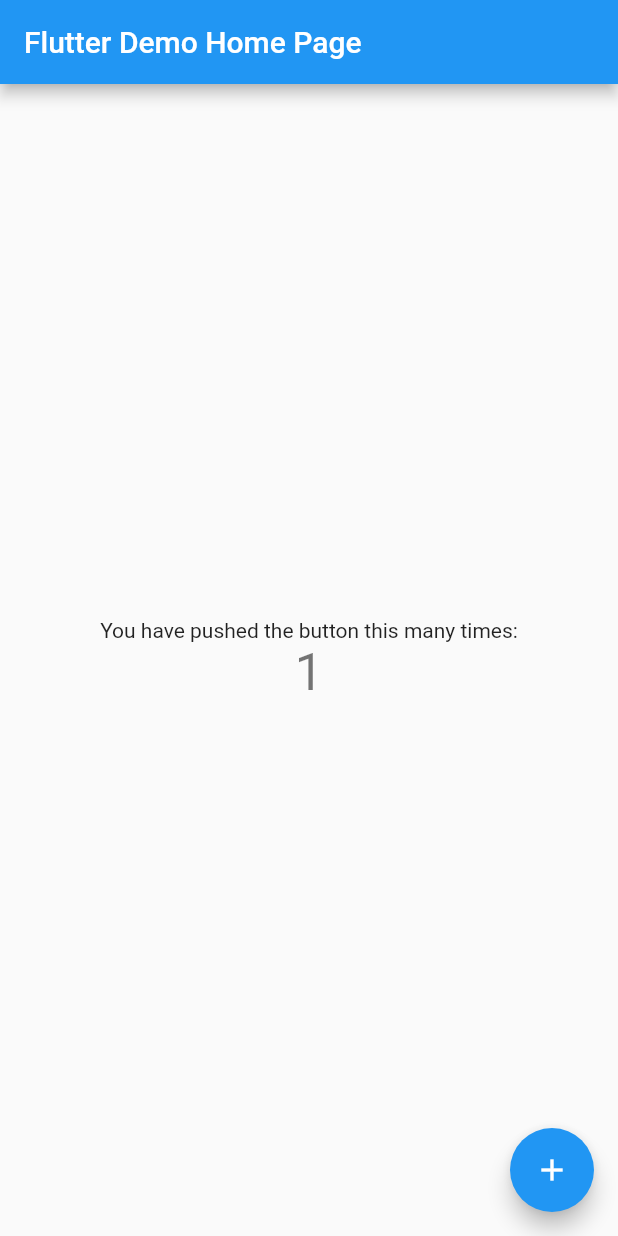
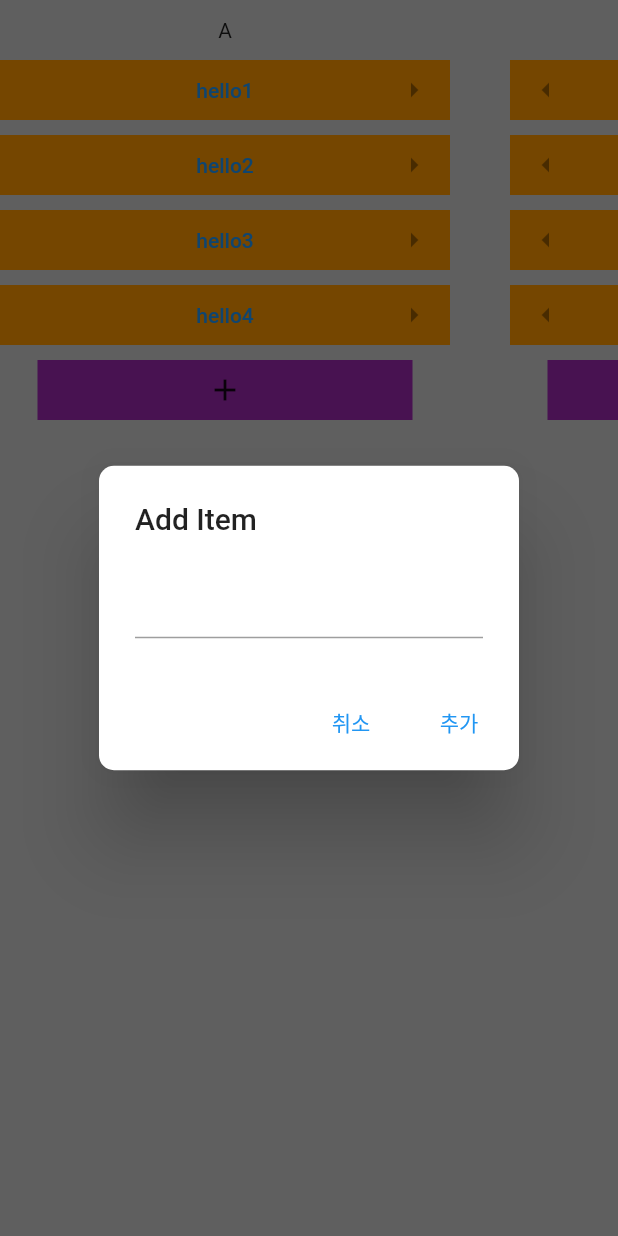
Before and after one commit to JoMinSeo/flutter_interview_task, a Flutter app: the screen it shows after launch, after a tap on the "add" icon, on a phone screen of 412 x 824 dp. Run offline on Flutter 3.47's test engine with Material 2 defaults, Android fonts, the phone set to English and light mode, and no system bars.

Commit message:
feat: Todo 추가/수정 기능 구현

```diff
--- a/lib/main.dart
+++ b/lib/main.dart
@@ -1,4 +1,7 @@
 import 'package:flutter/material.dart';
+import 'package:flutter_interview_task/provider/home_provider.dart';
+import 'package:flutter_interview_task/screens/home_screen.dart';
+import 'package:provider/provider.dart';
 
 void main() {
   runApp(const MyApp());
@@ -7,109 +10,20 @@
 class MyApp extends StatelessWidget {
   const MyApp({Key? key}) : super(key: key);
 
-  // This widget is the root of your application.
   @override
   Widget build(BuildContext context) {
-    return MaterialApp(
-      title: 'Flutter Demo',
-      theme: ThemeData(
-        // This is the theme of your application.
-        //
-        // Try running your application with "flutter run". You'll see the
-        // application has a blue toolbar. Then, without quitting the app, try
-        // changing the primarySwatch below to Colors.green and then invoke
-        // "hot reload" (press "r" in the console where you ran "flutter run",
-        // or simply save your changes to "hot reload" in a Flutter IDE).
-        // Notice that the counter didn't reset back to zero; the application
-        // is not restarted.
-        primarySwatch: Colors.blue,
+    return MultiProvider(
+      providers: [
+        ChangeNotifierProvider.value(value: HomeProvider()),
+      ],
+      child: MaterialApp(
+        title: 'Flutter Demo',
+        debugShowCheckedModeBanner: false,
+        theme: ThemeData(
+          primarySwatch: Colors.blue,
+        ),
+        home: HomeScreen(),
       ),
-      home: const MyHomePage(title: 'Flutter Demo Home Page'),
     );
   }
 }
-
-class MyHomePage extends StatefulWidget {
-  const MyHomePage({Key? key, required this.title}) : super(key: key);
-
-  // This widget is the home page of your application. It is stateful, meaning
-  // that it has a State object (defined below) that contains fields that affect
-  // how it looks.
-
-  // This class is the configuration for the state. It holds the values (in this
-  // case the title) provided by the parent (in this case the App widget) and
-  // used by the build method of the State. Fields in a Widget subclass are
-  // always marked "final".
-
-  final String title;
-
-  @override
-  State<MyHomePage> createState() => _MyHomePageState();
-}
-
-class _MyHomePageState extends State<MyHomePage> {
-  int _counter = 0;
-
-  void _incrementCounter() {
-    setState(() {
-      // This call to setState tells the Flutter framework that something has
-      // changed in this State, which causes it to rerun the build method below
-      // so that the display can reflect the updated values. If we changed
-      // _counter without calling setState(), then the build method would not be
-      // called again, and so nothing would appear to happen.
-      _counter++;
-    });
-  }
-
-  @override
-  Widget build(BuildContext context) {
-    // This method is rerun every time setState is called, for instance as done
-    // by the _incrementCounter method above.
-    //
-    // The Flutter framework has been optimized to make rerunning build methods
-    // fast, so that you can just rebuild anything that needs updating rather
-    // than having to individually change instances of widgets.
-    return Scaffold(
-      appBar: AppBar(
-        // Here we take the value from the MyHomePage object that was created by
-        // the App.build method, and use it to set our appbar title.
-        title: Text(widget.title),
-      ),
-      body: Center(
-        // Center is a layout widget. It takes a single child and positions it
-        // in the middle of the parent.
-        child: Column(
-          // Column is also a layout widget. It takes a list of children and
-          // arranges them vertically. By default, it sizes itself to fit its
-          // children horizontally, and tries to be as tall as its parent.
-          //
-          // Invoke "debug painting" (press "p" in the console, choose the
-          // "Toggle Debug Paint" action from the Flutter Inspector in Android
-          // Studio, or the "Toggle Debug Paint" command in Visual Studio Code)
-          // to see the wireframe for each widget.
-          //
-          // Column has various properties to control how it sizes itself and
-          // how it positions its children. Here we use mainAxisAlignment to
-          // center the children vertically; the main axis here is the vertical
-          // axis because Columns are vertical (the cross axis would be
-          // horizontal).
-          mainAxisAlignment: MainAxisAlignment.center,
-          children: <Widget>[
-            const Text(
-              'You have pushed the button this many times:',
-            ),
-            Text(
-              '$_counter',
-              style: Theme.of(context).textTheme.headline4,
-            ),
-          ],
-        ),
-      ),
-      floatingActionButton: FloatingActionButton(
-        onPressed: _incrementCounter,
-        tooltip: 'Increment',
-        child: const Icon(Icons.add),
-      ), // This trailing comma makes auto-formatting nicer for build methods.
-    );
-  }
-}
--- /dev/null
+++ b/lib/models/page_model.dart
@@ -0,0 +1,11 @@
+import 'package:flutter_interview_task/models/todo_model.dart';
+
+class PageData {
+  PageData({
+    required this.pageName,
+    required this.items,
+  });
+
+  String pageName;
+  List<Todo> items;
+}
--- /dev/null
+++ b/lib/models/todo_model.dart
@@ -0,0 +1,9 @@
+class Todo {
+  Todo({
+    required this.idx,
+    required this.content,
+  });
+
+  int idx;
+  String content;
+}
--- /dev/null
+++ b/lib/provider/home_provider.dart
@@ -0,0 +1,52 @@
+import 'package:flutter/cupertino.dart';
+import 'package:flutter_interview_task/models/todo_model.dart';
+import 'package:flutter_interview_task/models/page_model.dart';
+
+class HomeProvider extends ChangeNotifier {
+  List<PageData> _pageList = [
+    PageData(pageName: 'A', items: [
+      Todo(idx: 1, content: "hello1"),
+      Todo(idx: 2, content: "hello2"),
+      Todo(idx: 3, content: "hello3"),
+      Todo(idx: 4, content: "hello4"),
+    ]),
+    PageData(pageName: 'B', items: [
+      Todo(idx: 1, content: "hello1"),
+      Todo(idx: 2, content: "hello2"),
+      Todo(idx: 3, content: "hello3"),
+      Todo(idx: 4, content: "hello4"),
+    ]),
+    PageData(pageName: 'C', items: [
+      Todo(idx: 1, content: "hello1"),
+      Todo(idx: 2, content: "hello2"),
+      Todo(idx: 3, content: "hello3"),
+      Todo(idx: 4, content: "hello4"),
+    ]),
+    PageData(pageName: 'D', items: [
+      Todo(idx: 1, content: "hello1"),
+      Todo(idx: 2, content: "hello2"),
+      Todo(idx: 3, content: "hello3"),
+      Todo(idx: 4, content: "hello4"),
+    ]),
+  ];
+
+  final TextEditingController _todoTextController = TextEditingController();
+
+  TextEditingController get todoTextController => _todoTextController;
+
+  List<PageData> get pageList => _pageList;
+
+  set pageList(List<PageData> value) {
+    _pageList = value;
+  }
+
+  void add(PageData pageData, Todo item) {
+    pageData.items.add(item);
+    notifyListeners();
+  }
+
+  void modify(PageData pageData, int idx, String content) {
+    pageData.items[idx - 1].content = content;
+    notifyListeners();
+  }
+}
--- /dev/null
+++ b/lib/screens/home_screen.dart
@@ -0,0 +1,167 @@
+import 'package:flutter/foundation.dart';
+import 'package:flutter/material.dart';
+import 'package:flutter_interview_task/models/todo_model.dart';
+import 'package:flutter_interview_task/models/page_model.dart';
+import 'package:flutter_interview_task/provider/home_provider.dart';
+import 'package:flutter_interview_task/widgets/custom_button.dart';
+import 'package:flutter_interview_task/widgets/custom_list_tile.dart';
+import 'package:provider/provider.dart';
+
+class HomeScreen extends StatefulWidget {
+  const HomeScreen({Key? key}) : super(key: key);
+
+  @override
+  _HomeScreenState createState() => _HomeScreenState();
+}
+
+class _HomeScreenState extends State<HomeScreen> {
+  @override
+  Widget build(BuildContext context) {
+    final homeProvider = Provider.of<HomeProvider>(context);
+    return Scaffold(
+      backgroundColor: const Color(0xFFCFCFCF),
+      body: SafeArea(
+        child: ListView(
+          scrollDirection: Axis.horizontal,
+          children: getColumns(homeProvider.pageList, homeProvider),
+        ),
+      ),
+    );
+  }
+
+  List<Widget> getColumns(List<PageData> pages, HomeProvider homeProvider) {
+    return pages
+        .map(
+          (e) => Padding(
+            padding: const EdgeInsets.only(right: 40),
+            child: Container(
+              width: 300,
+              height: 400,
+              child: Column(
+                children: [
+                  Container(
+                    height: 40,
+                    child: Center(
+                      child: Text(e.pageName),
+                    ),
+                  ),
+                  Expanded(
+                    child: SingleChildScrollView(
+                      child: Column(
+                        children: [
+                          ListView.separated(
+                            shrinkWrap: true,
+                            physics: const ClampingScrollPhysics(),
+                            itemBuilder: (BuildContext context, int index) {
+                              var pageIndex = homeProvider.pageList.indexWhere(
+                                  (element) => element.pageName == e.pageName);
+
+                              return CustomListTile(
+                                content: e.items[index].content,
+                                onTextTap: () => showModifyDialog(
+                                    context, homeProvider, e, e.items[index]),
+                                leftVisible: pageIndex == 0 ? false : true,
+                                rightVisible: pageIndex ==
+                                        homeProvider.pageList.length - 1
+                                    ? false
+                                    : true,
+                              );
+                            },
+                            separatorBuilder:
+                                (BuildContext context, int index) =>
+                                    const SizedBox(height: 10),
+                            itemCount: e.items.length,
+                          ),
+                          CustomButton(
+                            iconData: Icons.add,
+                            onTap: () =>
+                                showAddDialog(context, homeProvider, e),
+                          )
+                        ],
+                      ),
+                    ),
+                  ),
+                ],
+              ),
+            ),
+          ),
+        )
+        .toList();
+  }
+
+  showAddDialog(
+    BuildContext context,
+    HomeProvider homeProvider,
+    PageData pageData,
+  ) {
+    showDialog(
+      context: context,
+      builder: (context) {
+        return AlertDialog(
+          shape:
+              RoundedRectangleBorder(borderRadius: BorderRadius.circular(10.0)),
+          title: const Text("Add Item"),
+          content: TextField(controller: homeProvider.todoTextController),
+          actions: [
+            TextButton(
+              child: const Text("취소"),
+              onPressed: () {
+                homeProvider.todoTextController.text = "";
+                Navigator.pop(context);
+              },
+            ),
+            TextButton(
+              child: const Text("추가"),
+              onPressed: () {
+                homeProvider.add(
+                    pageData,
+                    Todo(
+                        idx: pageData.items.length + 1,
+                        content: homeProvider.todoTextController.text));
+                homeProvider.todoTextController.clear();
+                Navigator.pop(context);
+              },
+            ),
+          ],
+        );
+      },
+    );
+  }
+
+  showModifyDialog(
+    BuildContext context,
+    HomeProvider homeProvider,
+    PageData pageData,
+    Todo currentTodo,
+  ) {
+    showDialog(
+      context: context,
+      builder: (context) {
+        return AlertDialog(
+          shape:
+              RoundedRectangleBorder(borderRadius: BorderRadius.circular(10.0)),
+          title: const Text("Modify Item"),
+          content: TextField(controller: homeProvider.todoTextController),
+          actions: [
+            TextButton(
+              child: const Text("취소"),
+              onPressed: () {
+                homeProvider.todoTextController.text = "";
+                Navigator.pop(context);
+              },
+            ),
+            TextButton(
+              child: const Text("수정"),
+              onPressed: () {
+                homeProvider.modify(pageData, currentTodo.idx,
+                    homeProvider.todoTextController.text);
+                homeProvider.todoTextController.clear();
+                Navigator.pop(context);
+              },
+            ),
+          ],
+        );
+      },
+    );
+  }
+}
--- /dev/null
+++ b/lib/widgets/custom_button.dart
@@ -0,0 +1,37 @@
+import 'package:flutter/material.dart';
+
+class CustomButton extends StatefulWidget {
+  const CustomButton({
+    Key? key,
+    required this.iconData,
+    required this.onTap,
+  }) : super(key: key);
+
+  final IconData? iconData;
+  final VoidCallback? onTap;
+
+  @override
+  _CustomButtonState createState() => _CustomButtonState();
+}
+
+class _CustomButtonState extends State<CustomButton> {
+  @override
+  Widget build(BuildContext context) {
+    return Padding(
+      padding: const EdgeInsets.only(top: 10),
+      child: GestureDetector(
+        onTap: widget.onTap,
+        child: Container(
+          color: Colors.purple,
+          width: 250,
+          height: 40,
+          child: Center(
+            child: Icon(
+              widget.iconData,
+            ),
+          ),
+        ),
+      ),
+    );
+  }
+}
--- /dev/null
+++ b/lib/widgets/custom_list_tile.dart
@@ -0,0 +1,54 @@
+import 'package:flutter/material.dart';
+
+class CustomListTile extends StatefulWidget {
+  const CustomListTile({
+    Key? key,
+    required this.content,
+    required this.onTextTap,
+    this.leftVisible = true,
+    this.rightVisible = true,
+  }) : super(key: key);
+
+  final String content;
+  final bool leftVisible;
+  final bool rightVisible;
+  final VoidCallback? onTextTap;
+
+  @override
+  _CustomListTileState createState() => _CustomListTileState();
+}
+
+class _CustomListTileState extends State<CustomListTile> {
+  @override
+  Widget build(BuildContext context) {
+    return Container(
+      width: 250,
+      height: 40,
+      color: Colors.orange,
+      child: Row(
+        mainAxisSize: MainAxisSize.min,
+        mainAxisAlignment: MainAxisAlignment.spaceBetween,
+        children: [
+          widget.leftVisible
+              ? IconButton(
+                  icon: Icon(Icons.arrow_left),
+                  onPressed: null, //TODO 열 이동은 구현하지 못했습니다.
+                )
+              : const SizedBox(width: 48, height: 40),
+
+          TextButton(
+            onPressed: widget.onTextTap,
+            child: Text(widget.content),
+          ),
+
+          widget.rightVisible
+              ? IconButton(
+                  icon: Icon(Icons.arrow_right),
+                  onPressed: null, //TODO 열 이동은 구현하지 못했습니다.
+                )
+              : const SizedBox(width: 48, height: 40),
+        ],
+      ),
+    );
+  }
+}
```
Also changed, not shown: pubspec.yaml (+1 -26 lines).
